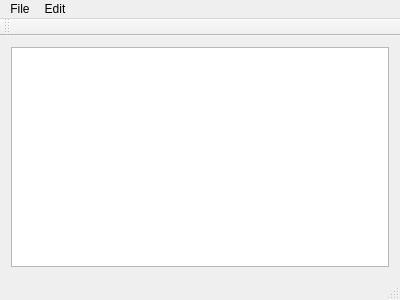
This is mainwindow.ui in Faelwen/QtSimpleNotepad as Qt 5 draws it before an edit. The edited form follows.
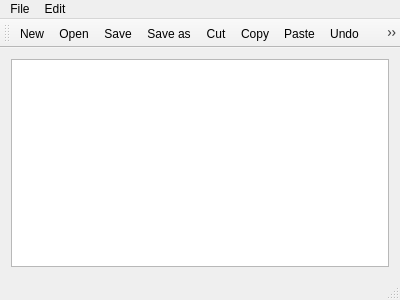
This is the edited form. Icons and pictures are not drawn.

Commit message: Add shortcut actions

What changed in the file:
```diff
--- a/mainwindow.ui
+++ b/mainwindow.ui
@@ -62,6 +62,16 @@
    <attribute name="toolBarBreak">
     <bool>false</bool>
    </attribute>
+   <addaction name="actionNew"/>
+   <addaction name="actionOpen"/>
+   <addaction name="actionSave"/>
+   <addaction name="actionSave_as"/>
+   <addaction name="actionCut"/>
+   <addaction name="actionCopy"/>
+   <addaction name="actionPaste"/>
+   <addaction name="actionUndo"/>
+   <addaction name="actionRedo"/>
+   <addaction name="actionExit"/>
   </widget>
   <widget class="QStatusBar" name="statusBar"/>
   <action name="actionNew">
```
